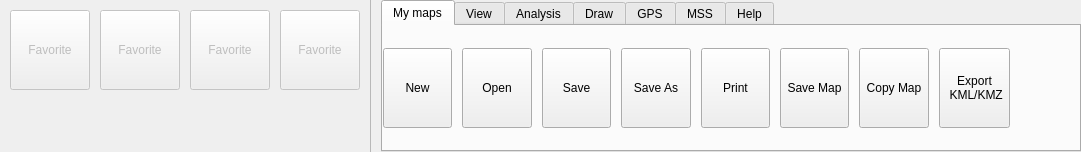
First picture: the form in src/ui/qgsribbontopwidget.ui, repository kadas-albireo/kadas-albireo, before the edit.
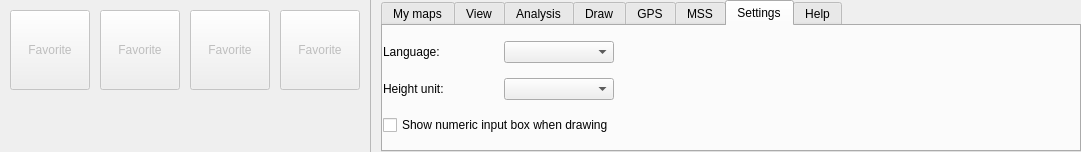
Second picture: the form after the edit. The open tabs and pages were chosen to show the change. Icons and pictures are not drawn. Custom widgets are drawn as their Qt base class.

Commit message: Reintroduce settings tab for language, height unit and whether to show numeric input box

Diff of the .ui file:
```diff
--- a/src/ui/qgsribbontopwidget.ui
+++ b/src/ui/qgsribbontopwidget.ui
@@ -1935,6 +1935,72 @@
           </item>
          </layout>
         </widget>
+        <widget class="QWidget" name="mSettingsTab">
+         <attribute name="title">
+          <string>Settings</string>
+         </attribute>
+         <layout class="QHBoxLayout" name="horizontalLayout">
+          <property name="spacing">
+           <number>10</number>
+          </property>
+          <property name="leftMargin">
+           <number>0</number>
+          </property>
+          <property name="topMargin">
+           <number>10</number>
+          </property>
+          <property name="rightMargin">
+           <number>0</number>
+          </property>
+          <property name="bottomMargin">
+           <number>10</number>
+          </property>
+          <item>
+           <layout class="QGridLayout" name="mGridLayoutSettings">
+            <item row="2" column="0" colspan="2">
+             <widget class="QCheckBox" name="mNumericInputCheckbox">
+              <property name="text">
+               <string>Show numeric input box when drawing</string>
+              </property>
+             </widget>
+            </item>
+            <item row="0" column="1">
+             <widget class="QComboBox" name="mLanguageCombo"/>
+            </item>
+            <item row="0" column="0">
+             <widget class="QLabel" name="mLanguageLabel">
+              <property name="text">
+               <string>Language:</string>
+              </property>
+             </widget>
+            </item>
+            <item row="1" column="0">
+             <widget class="QLabel" name="mLabelHeightUnit">
+              <property name="text">
+               <string>Height unit:</string>
+              </property>
+             </widget>
+            </item>
+            <item row="1" column="1">
+             <widget class="QComboBox" name="mHeightUnitCombo"/>
+            </item>
+           </layout>
+          </item>
+          <item>
+           <spacer name="horizontalSpacer_4">
+            <property name="orientation">
+             <enum>Qt::Horizontal</enum>
+            </property>
+            <property name="sizeHint" stdset="0">
+             <size>
+              <width>413</width>
+              <height>20</height>
+             </size>
+            </property>
+           </spacer>
+          </item>
+         </layout>
+        </widget>
         <widget class="QWidget" name="mHelpTab">
          <attribute name="title">
           <string>Help</string>
@@ -2005,20 +2071,6 @@
             </property>
            </widget>
           </item>
-          <item>
-           <layout class="QHBoxLayout" name="horizontalLayout">
-            <item>
-             <widget class="QLabel" name="mLanguageLabel">
-              <property name="text">
-               <string>Language:</string>
-              </property>
-             </widget>
-            </item>
-            <item>
-             <widget class="QComboBox" name="mLanguageCombo"/>
-            </item>
-           </layout>
-          </item>
           <item>
            <spacer name="horizontalSpacer_8">
             <property name="orientation">
@@ -2492,15 +2544,16 @@
   </action>
  </widget>
  <customwidgets>
-  <customwidget>
-   <class>QgsRibbonButton</class>
-   <extends>QToolButton</extends>
-   <header>qgsribbonbutton.h</header>
-  </customwidget>
   <customwidget>
    <class>QgsColorButtonV2</class>
    <extends>QToolButton</extends>
    <header>qgscolorbuttonv2.h</header>
+   <container>1</container>
+  </customwidget>
+  <customwidget>
+   <class>QgsRibbonButton</class>
+   <extends>QToolButton</extends>
+   <header>qgsribbonbutton.h</header>
   </customwidget>
   <customwidget>
    <class>QgsSearchBox</class>
```
The commit also changes 11 other files.
